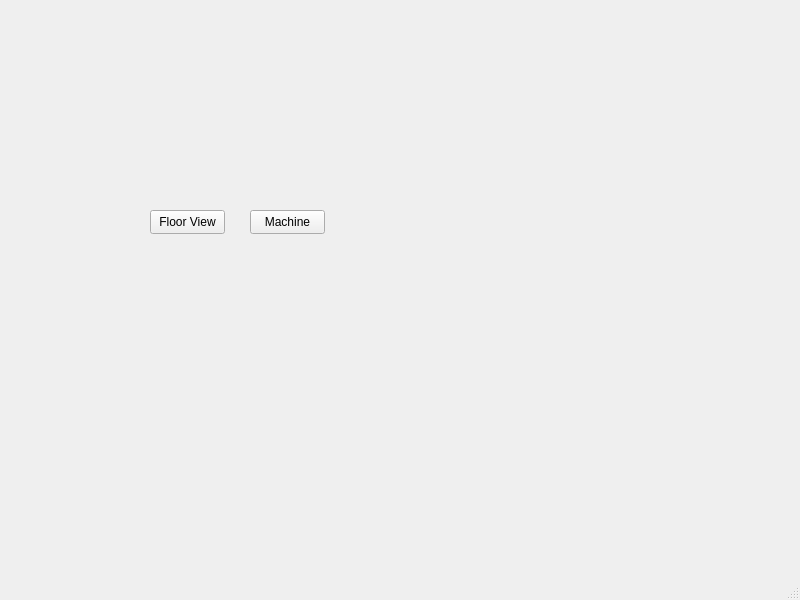
First picture: the form in MachineDataAPP/MainWindow.ui, repository djcadon/LiveDataApp, before the edit.
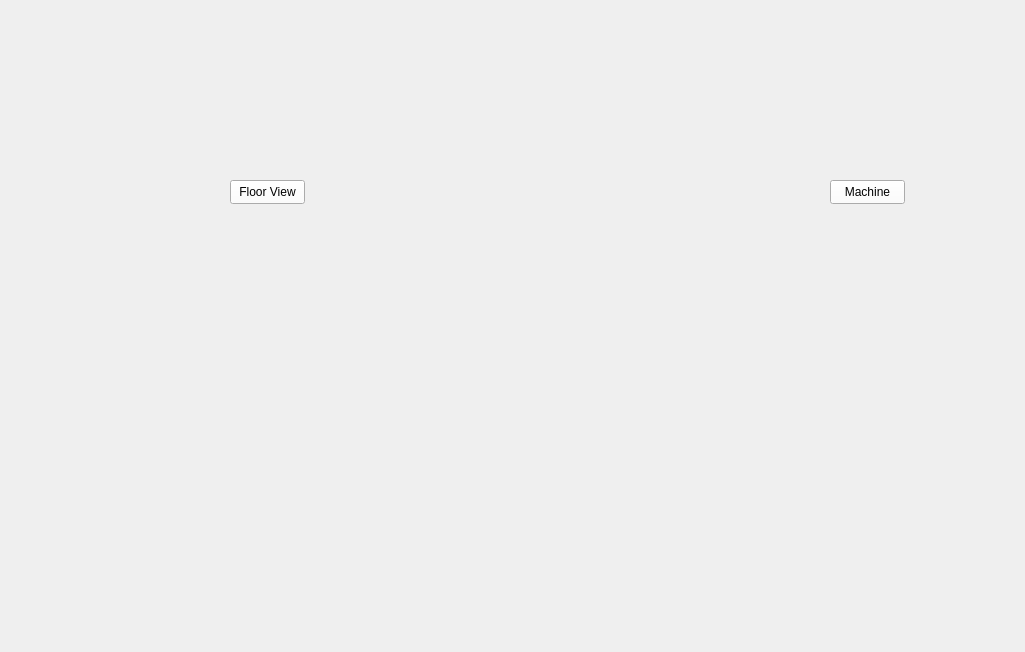
Second picture: the form after the edit.

Commit message: loading UIs directly instead of converting them. Started main devleopment and dialogs

Patch:
```diff
--- a/MachineDataAPP/MainWindow.ui
+++ b/MachineDataAPP/MainWindow.ui
@@ -6,19 +6,59 @@
    <rect>
     <x>0</x>
     <y>0</y>
-    <width>800</width>
-    <height>600</height>
+    <width>1025</width>
+    <height>652</height>
    </rect>
   </property>
+  <property name="palette">
+   <palette>
+    <active>
+     <colorrole role="Button">
+      <brush brushstyle="SolidPattern">
+       <color alpha="255">
+        <red>255</red>
+        <green>255</green>
+        <blue>255</blue>
+       </color>
+      </brush>
+     </colorrole>
+    </active>
+    <inactive>
+     <colorrole role="Button">
+      <brush brushstyle="SolidPattern">
+       <color alpha="255">
+        <red>255</red>
+        <green>255</green>
+        <blue>255</blue>
+       </color>
+      </brush>
+     </colorrole>
+    </inactive>
+    <disabled>
+     <colorrole role="Button">
+      <brush brushstyle="SolidPattern">
+       <color alpha="255">
+        <red>255</red>
+        <green>255</green>
+        <blue>255</blue>
+       </color>
+      </brush>
+     </colorrole>
+    </disabled>
+   </palette>
+  </property>
   <property name="windowTitle">
    <string>MainWindow</string>
   </property>
+  <property name="autoFillBackground">
+   <bool>false</bool>
+  </property>
   <widget class="QWidget" name="centralwidget">
    <widget class="QPushButton" name="pushButton">
     <property name="geometry">
      <rect>
-      <x>150</x>
-      <y>210</y>
+      <x>230</x>
+      <y>180</y>
       <width>75</width>
       <height>24</height>
      </rect>
@@ -30,8 +70,8 @@
    <widget class="QPushButton" name="pushButton_2">
     <property name="geometry">
      <rect>
-      <x>250</x>
-      <y>210</y>
+      <x>830</x>
+      <y>180</y>
       <width>75</width>
       <height>24</height>
      </rect>
@@ -41,17 +81,6 @@
     </property>
    </widget>
   </widget>
-  <widget class="QMenuBar" name="menubar">
-   <property name="geometry">
-    <rect>
-     <x>0</x>
-     <y>0</y>
-     <width>800</width>
-     <height>22</height>
-    </rect>
-   </property>
-  </widget>
-  <widget class="QStatusBar" name="statusbar"/>
  </widget>
  <resources/>
  <connections/>
```
The commit also changes 7 other files.
